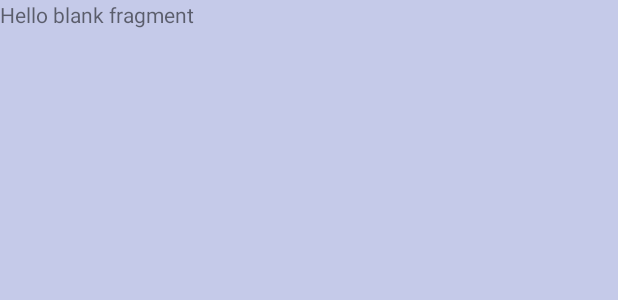
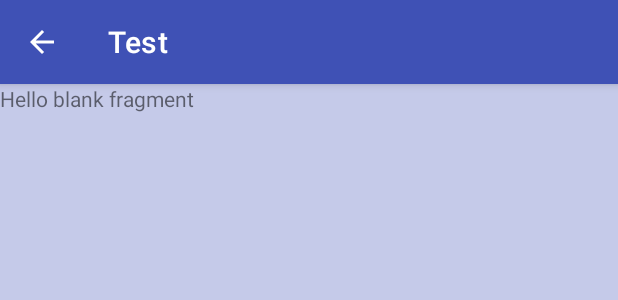
Before and after one commit to twcn-na-homework/lone-star-cafe-android, an Android app: the layout fragment_receipt.xml on its own in the app's theme, with its tools: preview values and no code run, on a phone screen of 412 x 824 dp. Shown: the top 300 px of the screen. Run offline under Robolectric (Android 15) with nearby library versions, the phone set to English and light mode, and no system bars.

Commit message:
feat(back arrow): [Siyang] Using material toolbar for app bar

```diff
--- a/app/src/main/res/layout/fragment_receipt.xml
+++ b/app/src/main/res/layout/fragment_receipt.xml
@@ -1,14 +1,37 @@
 <?xml version="1.0" encoding="utf-8"?>
-<FrameLayout xmlns:android="http://schemas.android.com/apk/res/android"
-    xmlns:tools="http://schemas.android.com/tools"
-    android:layout_width="match_parent"
-    android:layout_height="match_parent"
-    tools:context=".fragment.ReceiptFragment">
+<layout xmlns:android="http://schemas.android.com/apk/res/android"
+    xmlns:app="http://schemas.android.com/apk/res-auto"
+    xmlns:tools="http://schemas.android.com/tools">
 
-    <!-- TODO: Update blank fragment layout -->
-    <TextView
+    <data>
+
+    </data>
+
+    <androidx.constraintlayout.widget.ConstraintLayout
         android:layout_width="match_parent"
         android:layout_height="match_parent"
-        android:text="@string/hello_blank_fragment" />
+        tools:context=".fragment.ReceiptFragment">
 
-</FrameLayout>
+        <com.google.android.material.appbar.AppBarLayout
+            android:layout_width="match_parent"
+            android:layout_height="wrap_content"
+            android:id="@+id/appbar_layout"
+            app:layout_constraintTop_toTopOf="parent">
+
+            <com.google.android.material.appbar.MaterialToolbar
+                android:layout_width="match_parent"
+                android:layout_height="?attr/actionBarSize"
+                android:id="@+id/toolbar"
+                app:title="Test"
+                app:navigationIcon="?attr/homeAsUpIndicator"/>
+        </com.google.android.material.appbar.AppBarLayout>
+
+        <TextView
+            android:layout_width="match_parent"
+            android:layout_height="wrap_content"
+            android:text="@string/hello_blank_fragment"
+            android:id="@+id/message"
+            app:layout_constraintTop_toBottomOf="@id/appbar_layout" />
+
+    </androidx.constraintlayout.widget.ConstraintLayout>
+</layout>
--- a/app/src/main/res/values/themes.xml
+++ b/app/src/main/res/values/themes.xml
@@ -1,6 +1,6 @@
 <resources xmlns:tools="http://schemas.android.com/tools">
     <!-- Base application theme. -->
-    <style name="Theme.LoneStarCafe" parent="Theme.MaterialComponents.DayNight.DarkActionBar">
+    <style name="Theme.LoneStarCafe" parent="Theme.MaterialComponents.DayNight.NoActionBar">
         <!-- Primary brand color. -->
         <item name="colorPrimary">@color/primary</item>
         <item name="colorPrimaryVariant">@color/dark_primary</item>
@@ -14,6 +14,8 @@
         <!-- Customize your theme here. -->
         <item name="android:colorBackground">@color/light_primary</item>
         <item name="materialButtonStyle">@style/Theme.LoneStarCafe.Button</item>
+        <item name="android:textColorPrimary">?attr/colorOnPrimary</item>
+        <item name="android:colorControlNormal">?attr/colorOnPrimary</item>
     </style>
 
     <style name="Theme.LoneStarCafe.Button" parent="Widget.AppCompat.Button.Colored">
```
Also changed, not shown: app/src/main/java/com/thoughtworks/lonestarcafe/fragment/ReceiptFragment.kt (+9 -2 lines), app/src/main/res/layout/fragment_menu_list.xml (+14 -1 lines).
